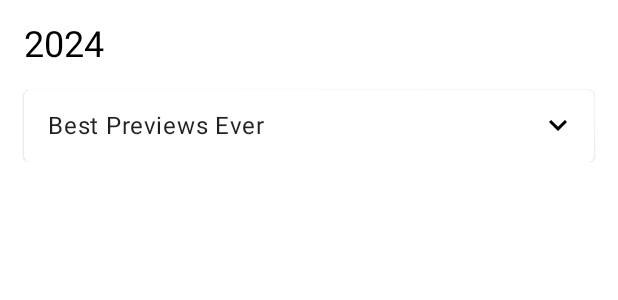
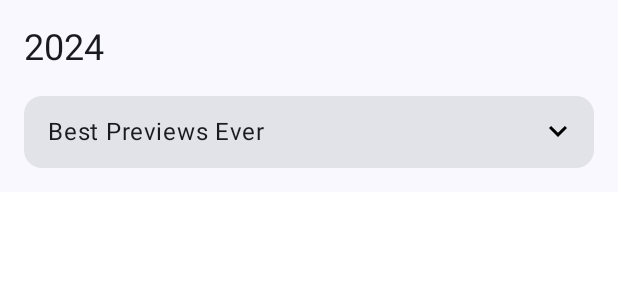
Before and after one commit to andydelso/aperture, an Android app built with Jetpack Compose: the @Preview function MainScreenReadyPreview, on a phone screen of 412 x 824 dp. Shown: the top 300 px of the screen. Run offline under Robolectric (Android 15) with nearby library versions, the phone set to English and light mode, and no system bars.

Commit message:
Migrate UI from Material 2 to Material 3
- Replace compose material with androidx material3 1.4.0. The app module
  is Android-only, and JetBrains' latest stable material3 (1.9.0) only
  wraps androidx 1.4.0.
- Add ApertureTheme with dynamic color on Android 12+ and the default M3
  light/dark schemes as fallback, wrapped around the NavHost with a
  full-size Surface so the background follows the theme
- Component changes: Divider -> HorizontalDivider, Badge
  backgroundColor -> containerColor, colors -> colorScheme,
  typography body1 -> bodyLarge, h5 -> headlineSmall
- Previews use ApertureTheme

Material icons still come from material-icons-core.

Co-Authored-By: Claude Opus 5.5 <noreply@anthropic.com>
Claude-Session: https://claude.ai/code/session_01RsjAAn8wbwMpNVQvaTUmuk

```diff
--- a/composeApp/build.gradle.kts
+++ b/composeApp/build.gradle.kts
@@ -38,7 +38,7 @@ dependencies {
 
     implementation(libs.compose.runtime)
     implementation(libs.compose.foundation)
-    implementation(libs.compose.material)
+    implementation(libs.androidx.material3)
     // TODO: replace usages with local vector drawables and remove this dependency
     implementation(libs.compose.material.icons.core)
     implementation(libs.compose.ui)
--- a/composeApp/src/main/kotlin/com/ddaypunk/aperture/component/ExpandableCard.kt
+++ b/composeApp/src/main/kotlin/com/ddaypunk/aperture/component/ExpandableCard.kt
@@ -6,11 +6,11 @@ import androidx.compose.foundation.layout.Column
 import androidx.compose.foundation.layout.Row
 import androidx.compose.foundation.layout.padding
 import androidx.compose.foundation.selection.toggleable
-import androidx.compose.material.Card
-import androidx.compose.material.Divider
-import androidx.compose.material.IconToggleButton
-import androidx.compose.material.MaterialTheme
-import androidx.compose.material.Text
+import androidx.compose.material3.Card
+import androidx.compose.material3.HorizontalDivider
+import androidx.compose.material3.IconToggleButton
+import androidx.compose.material3.MaterialTheme
+import androidx.compose.material3.Text
 import androidx.compose.runtime.Composable
 import androidx.compose.runtime.Immutable
 import androidx.compose.runtime.getValue
@@ -57,7 +57,7 @@ fun ExpandableCard(
                 Text(
                     modifier = Modifier.weight(1f),
                     text = state.title,
-                    style = MaterialTheme.typography.body1
+                    style = MaterialTheme.typography.bodyLarge
                 )
                 IconToggleButton(
                     checked = showNominations,
@@ -81,7 +81,7 @@ fun ExpandableCard(
             AnimatedVisibility(
                 visible = showNominations
             ) {
-                Divider()
+                HorizontalDivider()
                 Column {
                     state.nomineeStates.forEachIndexed { index, nominee ->
                         key(nominee.rowId) {
@@ -96,7 +96,7 @@ fun ExpandableCard(
                                 )
                             )
                             if (index != state.nomineeStates.size - 1) {
-                                Divider(modifier = Modifier.padding(horizontal = 16.dp))
+                                HorizontalDivider(modifier = Modifier.padding(horizontal = 16.dp))
                             }
                         }
                     }
--- a/composeApp/src/main/kotlin/com/ddaypunk/aperture/component/SectionHeader.kt
+++ b/composeApp/src/main/kotlin/com/ddaypunk/aperture/component/SectionHeader.kt
@@ -3,8 +3,8 @@ package com.ddaypunk.aperture.component
 import androidx.compose.foundation.layout.Box
 import androidx.compose.foundation.layout.fillMaxWidth
 import androidx.compose.foundation.layout.padding
-import androidx.compose.material.MaterialTheme
-import androidx.compose.material.Text
+import androidx.compose.material3.MaterialTheme
+import androidx.compose.material3.Text
 import androidx.compose.runtime.Composable
 import androidx.compose.runtime.Immutable
 import androidx.compose.ui.Modifier
@@ -27,8 +27,8 @@ fun SectionHeader(
                 .fillMaxWidth()
                 .padding(bottom = 8.dp),
             text = state.title,
-            style = MaterialTheme.typography.h5,
-            color = MaterialTheme.colors.onSurface
+            style = MaterialTheme.typography.headlineSmall,
+            color = MaterialTheme.colorScheme.onSurface
         )
     }
 }
--- a/composeApp/src/main/kotlin/com/ddaypunk/aperture/screen/MainScreen.kt
+++ b/composeApp/src/main/kotlin/com/ddaypunk/aperture/screen/MainScreen.kt
@@ -8,9 +8,8 @@ import androidx.compose.foundation.layout.fillMaxWidth
 import androidx.compose.foundation.layout.padding
 import androidx.compose.foundation.lazy.LazyColumn
 import androidx.compose.foundation.lazy.items
-import androidx.compose.material.MaterialTheme
-import androidx.compose.material.Surface
-import androidx.compose.material.Text
+import androidx.compose.material3.Surface
+import androidx.compose.material3.Text
 import androidx.compose.runtime.Composable
 import androidx.compose.runtime.collectAsState
 import androidx.compose.ui.Alignment
@@ -23,6 +22,7 @@ import com.ddaypunk.aperture.component.ExpandableCardAccessibilityState
 import com.ddaypunk.aperture.component.ExpandableCardState
 import com.ddaypunk.aperture.component.SectionHeader
 import com.ddaypunk.aperture.component.SectionHeaderState
+import com.ddaypunk.aperture.theme.ApertureTheme
 
 @Composable
 fun MainScreen(
@@ -90,7 +90,7 @@ fun MainScreenReady(state: MainScreenState.Ready) {
 @Preview
 @Composable
 fun MainScreenReadyPreview() {
-    MaterialTheme {
+    ApertureTheme {
         Surface {
             MainScreenReady(
                 state = MainScreenState.Ready(
--- /dev/null
+++ b/composeApp/src/main/kotlin/com/ddaypunk/aperture/theme/Theme.kt
@@ -0,0 +1,38 @@
+package com.ddaypunk.aperture.theme
+
+import android.os.Build
+import androidx.compose.foundation.isSystemInDarkTheme
+import androidx.compose.material3.MaterialTheme
+import androidx.compose.material3.darkColorScheme
+import androidx.compose.material3.dynamicDarkColorScheme
+import androidx.compose.material3.dynamicLightColorScheme
+import androidx.compose.material3.lightColorScheme
+import androidx.compose.runtime.Composable
+import androidx.compose.ui.platform.LocalContext
+
+/**
+ * App-wide Material 3 theme
+ * @param darkTheme whether to use the dark color scheme, defaults to the system setting
+ * @param dynamicColor whether to use wallpaper-based colors on Android 12+
+ */
+@Composable
+fun ApertureTheme(
+    darkTheme: Boolean = isSystemInDarkTheme(),
+    dynamicColor: Boolean = true,
+    content: @Composable () -> Unit
+) {
+    // TODO: define brand light/dark color schemes to replace the M3 defaults
+    val colorScheme = when {
+        dynamicColor && Build.VERSION.SDK_INT >= Build.VERSION_CODES.S -> {
+            val context = LocalContext.current
+            if (darkTheme) dynamicDarkColorScheme(context) else dynamicLightColorScheme(context)
+        }
+        darkTheme -> darkColorScheme()
+        else -> lightColorScheme()
+    }
+
+    MaterialTheme(
+        colorScheme = colorScheme,
+        content = content
+    )
+}
--- a/gradle/libs.versions.toml
+++ b/gradle/libs.versions.toml
@@ -4,6 +4,7 @@ android-compileSdk = "37"
 android-minSdk = "24"
 android-targetSdk = "36"
 androidx-activityCompose = "1.13.0"
+androidx-material3 = "1.4.0"
 coil = "3.6.3"
 compose-nav = "2.10.2"
 compose-viewmodel = "2.11.0"
@@ -17,6 +18,7 @@ sqldelight = "2.4.1"
 [libraries]
 androidx-activity-compose = { module = "androidx.activity:activity-compose", version.ref = "androidx-activityCompose" }
 androidx-navigation-compose = { module = "androidx.navigation:navigation-compose", version.ref = "compose-nav"}
+androidx-material3 = { module = "androidx.compose.material3:material3", version.ref = "androidx-material3" }
 androidx-lifecycle-compose-viewmodel = { module = "androidx.lifecycle:lifecycle-viewmodel-compose", version.ref = "compose-viewmodel" }
 coil-compose = { module = "io.coil-kt.coil3:coil-compose", version.ref = "coil" }
 coil-network-okhttp = { module = "io.coil-kt.coil3:coil-network-okhttp", version.ref = "coil" }
@@ -25,7 +27,6 @@ compose-ui = { module = "org.jetbrains.compose.ui:ui", version.ref = "compose-mu
 compose-ui-tooling = { module = "org.jetbrains.compose.ui:ui-tooling", version.ref = "compose-multiplatform" }
 compose-ui-tooling-preview = { module = "org.jetbrains.compose.ui:ui-tooling-preview", version.ref = "compose-multiplatform" }
 compose-foundation = { module = "org.jetbrains.compose.foundation:foundation", version.ref = "compose-multiplatform" }
-compose-material = { module = "org.jetbrains.compose.material:material", version.ref = "compose-multiplatform" }
 compose-material-icons-core = { module = "org.jetbrains.compose.material:material-icons-core", version.ref = "compose-material-icons" }
 koin-core = { module = "io.insert-koin:koin-core", version.ref = "koin" }
 koin-test = { module = "io.insert-koin:koin-test", version.ref = "koin" }
```
Also changed, not shown: composeApp/src/main/kotlin/com/ddaypunk/aperture/MainActivity.kt (+7 -0 lines), composeApp/src/main/kotlin/com/ddaypunk/aperture/component/CheckableRow.kt (+12 -11 lines).
